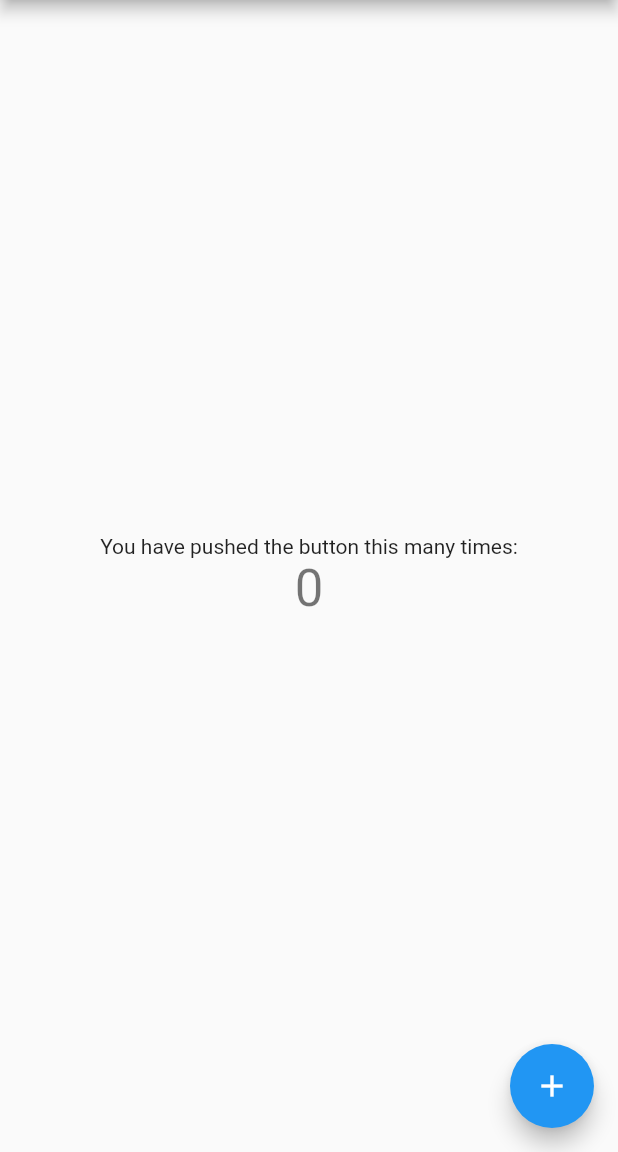
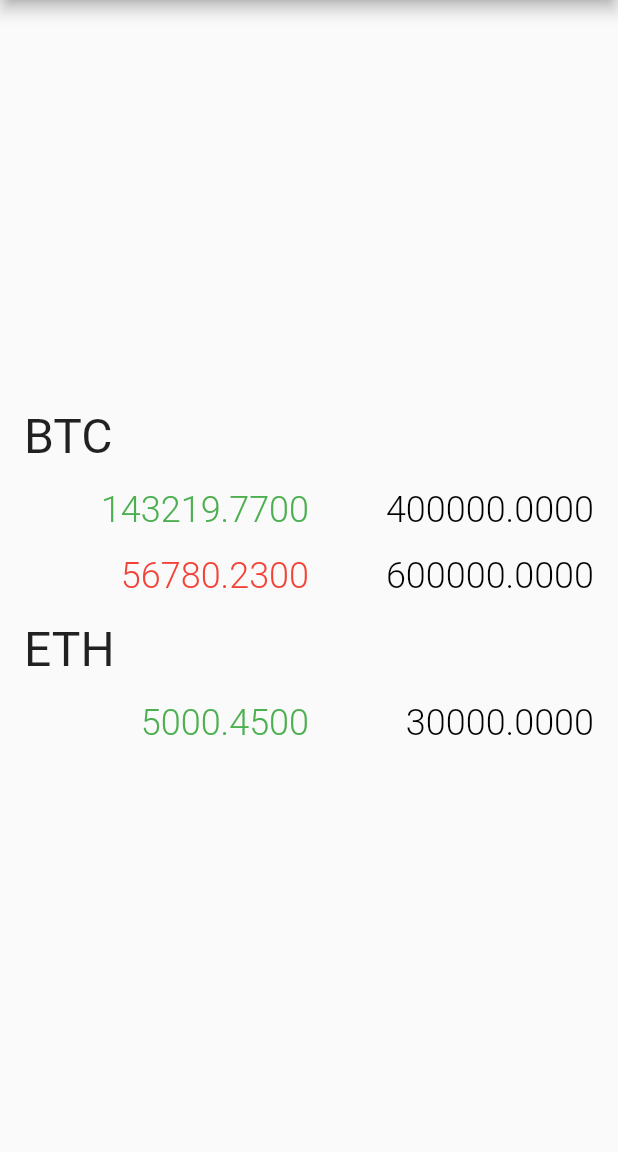
Before and after one commit to calbert1209/guldfasan, a Flutter app: the screen it shows after launch, on a phone screen of 412 x 824 dp, the part 84-1236 px from its top. Run offline on Flutter 3.47's test engine with Material 2 defaults, Android fonts, the phone set to English and light mode, and no system bars.

```diff
--- /dev/null
+++ b/lib/app_state.dart
@@ -0,0 +1,32 @@
+import 'package:flutter/material.dart';
+import 'package:guldfasan/models/position.dart';
+
+class AppState with ChangeNotifier {
+  List<CryptoPositionCollection> portfolio = [
+    new CryptoPositionCollection(
+      symbol: "BTC",
+      positions: [
+        new CryptoPosition(
+          units: 1.0,
+          price: 400000,
+          dateTime: DateTime(2019, 4, 1, 9, 30),
+        ),
+        new CryptoPosition(
+          units: 1.0,
+          price: 600000,
+          dateTime: DateTime(2020, 12, 12, 10, 30),
+        ),
+      ],
+    ),
+    new CryptoPositionCollection(
+      symbol: "ETH",
+      positions: [
+        new CryptoPosition(
+          units: 1.0,
+          price: 30000,
+          dateTime: DateTime(2018, 4, 20, 9, 30),
+        ),
+      ],
+    ),
+  ];
+}
--- a/lib/main.dart
+++ b/lib/main.dart
@@ -1,9 +1,11 @@
 import 'package:flutter/material.dart';
 import 'package:provider/provider.dart';
-import 'package:guldfasan/model/app_state.dart';
-import 'package:guldfasan/widget/home_page.dart';
+import 'package:guldfasan/app_state.dart';
+import 'package:guldfasan/widgets/home_page.dart';
 
-void main() {
+void main() async {
+  WidgetsFlutterBinding.ensureInitialized();
+  int initValue = await Future.delayed(Duration(milliseconds: 4000), () => 0);
   runApp(
     MultiProvider(
       providers: [
--- a/lib/model/app_state.dart
+++ /dev/null
@@ -1,12 +0,0 @@
-import 'package:flutter/material.dart';
-
-class AppState with ChangeNotifier {
-  int _count = 0;
-
-  int get count => _count;
-
-  void increment() {
-    _count++;
-    notifyListeners();
-  }
-}
--- /dev/null
+++ b/lib/models/position.dart
@@ -0,0 +1,25 @@
+import 'package:flutter/material.dart';
+
+class CryptoPosition {
+  CryptoPosition(
+      {@required this.units, @required this.price, @required this.dateTime});
+
+  final double units;
+  final double price;
+  final DateTime dateTime;
+
+  double profitOrLoss(double current) => current - price;
+}
+
+class CryptoPositionCollection {
+  CryptoPositionCollection({@required this.symbol, @required this.positions});
+
+  final String symbol;
+  final List<CryptoPosition> positions;
+
+  List<CryptoPosition> byPurchasePrice({bool desc = true}) {
+    int sign = desc ? -1 : 1;
+    return positions.sublist(0)
+      ..sort((a, b) => (a.price - b.price).toInt() * sign);
+  }
+}
--- a/lib/widget/home_page.dart
+++ /dev/null
@@ -1,38 +0,0 @@
-import 'package:flutter/material.dart';
-import 'package:guldfasan/model/app_state.dart';
-import 'package:provider/provider.dart';
-
-class HomePage extends StatelessWidget {
-  HomePage({Key key, this.title}) : super(key: key);
-
-  final String title;
-
-  @override
-  Widget build(BuildContext context) {
-    final appState = Provider.of<AppState>(context);
-    return Scaffold(
-      appBar: AppBar(
-        title: Text(title),
-      ),
-      body: Center(
-        child: Column(
-          mainAxisAlignment: MainAxisAlignment.center,
-          children: <Widget>[
-            Text(
-              'You have pushed the button this many times:',
-            ),
-            Text(
-              '${appState.count}',
-              style: Theme.of(context).textTheme.headline4,
-            ),
-          ],
-        ),
-      ),
-      floatingActionButton: FloatingActionButton(
-        onPressed: appState.increment,
-        tooltip: 'Increment',
-        child: Icon(Icons.add),
-      ),
-    );
-  }
-}
--- /dev/null
+++ b/lib/widgets/home_page.dart
@@ -0,0 +1,123 @@
+import 'package:flutter/material.dart';
+import 'package:guldfasan/app_state.dart';
+import 'package:guldfasan/models/position.dart';
+import 'package:provider/provider.dart';
+
+class HomePage extends StatelessWidget {
+  HomePage({Key key, this.title}) : super(key: key);
+
+  final String title;
+
+  @override
+  Widget build(BuildContext context) {
+    final appState = Provider.of<AppState>(context);
+    final Map<String, double> prices = {"BTC": 543219.77, "ETH": 35000.45};
+    return Scaffold(
+      appBar: AppBar(
+        title: Text(title),
+      ),
+      body: Center(
+        child: Column(
+          mainAxisAlignment: MainAxisAlignment.center,
+          crossAxisAlignment: CrossAxisAlignment.center,
+          children:
+              appState.portfolio.map((CryptoPositionCollection collection) {
+            return CryptoCollectionDisplay(
+              collection: collection,
+              currentPrice: prices[collection.symbol],
+            );
+          }).toList(),
+        ),
+      ),
+    );
+  }
+}
+
+class CryptoCollectionDisplay extends StatelessWidget {
+  CryptoCollectionDisplay(
+      {@required this.collection, @required this.currentPrice});
+
+  final CryptoPositionCollection collection;
+  final double currentPrice;
+
+  @override
+  Widget build(BuildContext context) {
+    return Column(
+      mainAxisAlignment: MainAxisAlignment.center,
+      crossAxisAlignment: CrossAxisAlignment.center,
+      children: [
+        Padding(
+          padding: const EdgeInsets.fromLTRB(16.0, 8.0, 8.0, 8.0),
+          child: Row(
+            children: [
+              Text(collection.symbol, style: TextStyle(fontSize: 32.0)),
+            ],
+          ),
+        ),
+        ...this.collection.positions.map((CryptoPosition position) {
+          return CryptoAssetPosition(
+            position: position,
+            currentPrice: currentPrice,
+          );
+        }).toList(),
+      ],
+    );
+  }
+}
+
+class CryptoAssetPosition extends StatelessWidget {
+  CryptoAssetPosition({Key key, this.position, this.currentPrice});
+
+  final CryptoPosition position;
+  final double currentPrice;
+
+  @override
+  Widget build(BuildContext context) {
+    final diff = (currentPrice - position.price) * position.units;
+    var diffColor = Colors.black;
+    if (diff < 0) {
+      diffColor = Colors.red;
+    } else if (diff > 0) {
+      diffColor = Colors.green;
+    }
+    return Padding(
+      padding: const EdgeInsets.fromLTRB(16.0, 8.0, 16.0, 8.0),
+      child: Row(
+        mainAxisAlignment: MainAxisAlignment.start,
+        children: [
+          FlexiblePriceCell(
+            text: '${(diff).abs().toStringAsFixed(4)}',
+            color: diffColor,
+          ),
+          FlexiblePriceCell(
+            text: '${position.price.toStringAsFixed(4)}',
+          ),
+        ],
+      ),
+    );
+  }
+}
+
+class FlexiblePriceCell extends StatelessWidget {
+  FlexiblePriceCell({this.color = Colors.black, @required this.text});
+
+  final Color color;
+  final String text;
+
+  @override
+  Widget build(BuildContext context) {
+    return Flexible(
+      fit: FlexFit.tight,
+      flex: 1,
+      child: Text(
+        text,
+        textAlign: TextAlign.right,
+        style: TextStyle(
+          fontSize: 24.0,
+          fontWeight: FontWeight.w300,
+          color: color,
+        ),
+      ),
+    );
+  }
+}
```
